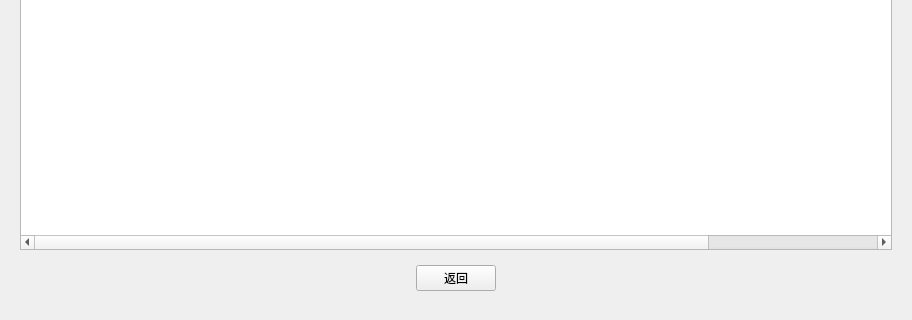
Before: the Qt Designer form student.ui in Database-Course-Developers/Educational_Administration_System, drawn with Qt 5; both pictures show x 0 to 912 and y 179 to 499 of the 912 by 499 pixel window.
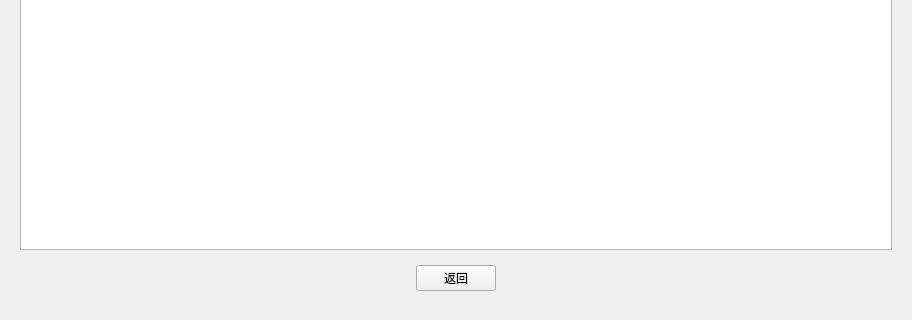
After: the same form once the commit is applied. The open tabs and pages were chosen to show the change.

```diff
--- a/student.ui
+++ b/student.ui
@@ -498,6 +498,9 @@
        </item>
        <item>
         <widget class="QTableWidget" name="chooseLessonTable">
+         <property name="horizontalScrollBarPolicy">
+          <enum>Qt::ScrollBarAlwaysOff</enum>
+         </property>
          <property name="editTriggers">
           <set>QAbstractItemView::NoEditTriggers</set>
          </property>
```
Left out of the diff: 2 changed lines with no effect on the pictures.
